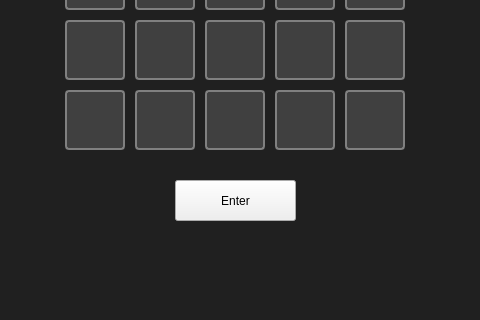
This is mainwindow.ui in Rheo332/wordle-qt-project as Qt 5 draws it before an edit; both pictures show x 215 to 695 and y 280 to 600 of the 900 by 600 pixel window. The edited form follows.
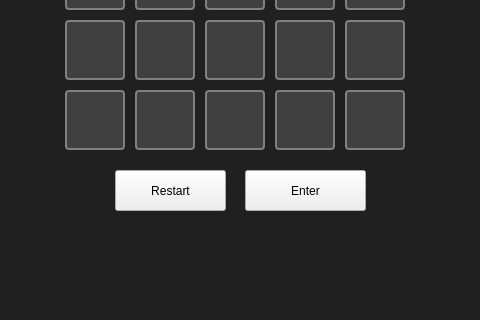
This is the edited form. Custom widgets are drawn as their Qt base class.

Commit message: added restart button and logic, added more logic to handleSubmit, changed backspace functionality

The edit to the form file:
```diff
--- a/mainwindow.ui
+++ b/mainwindow.ui
@@ -28,7 +28,7 @@
 	border-radius: 4px;
 	background-color: #404040;
 	padding-top: 4px;
-	padding-left: 10px;
+	padding-left: 12px;
 }
 
 QTextEdit:focus { 
@@ -37,6 +37,7 @@
 
 QTextEdit:disabled {
 	background-color: #303030;
+	color: #FFFFFF;
 }
 </string>
   </property>
@@ -44,8 +45,8 @@
    <widget class="QPushButton" name="submitButton">
     <property name="geometry">
      <rect>
-      <x>390</x>
-      <y>460</y>
+      <x>460</x>
+      <y>450</y>
       <width>121</width>
       <height>41</height>
      </rect>
@@ -357,6 +358,19 @@
      </rect>
     </property>
    </widget>
+   <widget class="QPushButton" name="restartButton">
+    <property name="geometry">
+     <rect>
+      <x>330</x>
+      <y>450</y>
+      <width>111</width>
+      <height>41</height>
+     </rect>
+    </property>
+    <property name="text">
+     <string>Restart</string>
+    </property>
+   </widget>
   </widget>
   <widget class="QMenuBar" name="menubar">
    <property name="geometry">
```
The commit also changes 4 other files.
